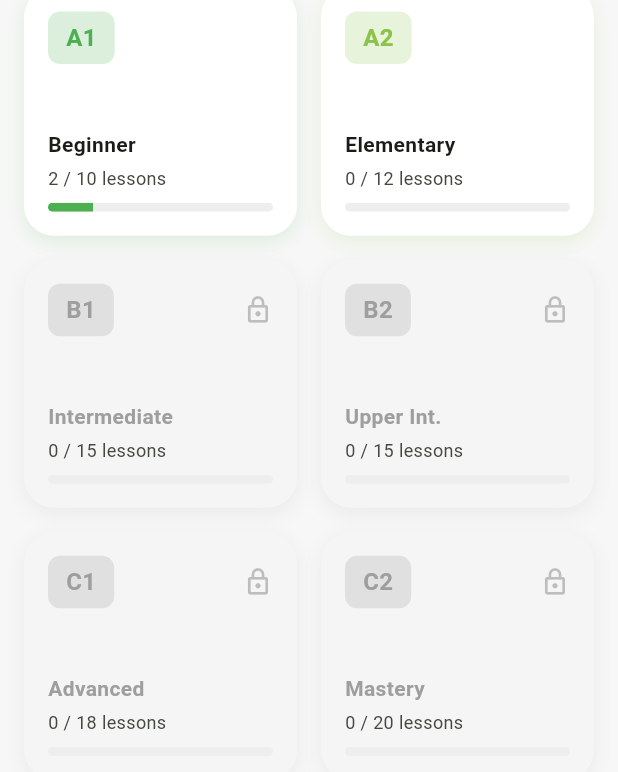
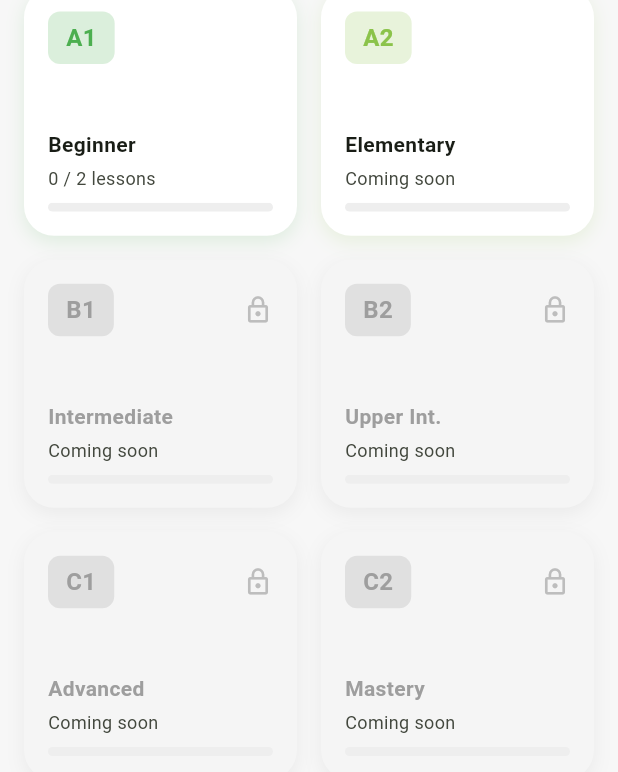
Before and after one commit to ericcurtin/GreengoLingo, a Flutter app: the HomeScreen screen opened directly, on a phone screen of 412 x 824 dp. Shown: the part 338-1110 px from the top of the screen. Run offline on Flutter 3.47's test engine with Material 3 defaults, Android fonts, the phone set to English and light mode, and no system bars; drawn by our look-alikes of flutter_animate; our stand-ins replace flutter_riverpod, hive_flutter, vibration; accounts and stored records are empty.

Commit message:
Add progress tracking to home screen
Show level progress with async data loading. Connect lesson navigation
to actual lesson content with completion tracking. Add XP rewards and
improve question type handling.

Signed-off-by: Eric Curtin <eric.curtin@docker.com>

```diff
--- a/lib/src/screens/home/home_screen.dart
+++ b/lib/src/screens/home/home_screen.dart
@@ -6,6 +6,7 @@ import '../../theme/app_theme.dart';
 import '../../theme/colors.dart';
 import '../../providers/settings_provider.dart';
 import '../../providers/gamification_provider.dart';
+import '../../providers/progress_provider.dart';
 import '../../widgets/gamification/xp_bar.dart';
 import '../../widgets/gamification/streak_badge.dart';
 import '../lesson/lesson_screen.dart';
@@ -19,6 +20,7 @@ class HomeScreen extends ConsumerWidget {
     final _ = ref.watch(settingsProvider); // Watch for rebuild on settings change
     final xpInfo = ref.watch(xpInfoProvider);
     final streakInfo = ref.watch(streakInfoProvider);
+    final progressAsync = ref.watch(progressProvider);
 
     return Scaffold(
       body: SafeArea(
@@ -101,7 +103,8 @@ class HomeScreen extends ConsumerWidget {
             ),
 
             // Level Cards
-            SliverPadding(
+            progressAsync.when(
+              data: (progress) => SliverPadding(
                 padding: const EdgeInsets.all(16),
                 sliver: SliverGrid(
                   gridDelegate: const SliverGridDelegateWithFixedCrossAxisCount(
@@ -114,56 +117,71 @@ class HomeScreen extends ConsumerWidget {
                     _LevelCard(
                       level: 'A1',
                       name: 'Beginner',
-                    lessonCount: 10,
-                    completedCount: 2,
+                      lessonCount: progress.getTotalCount('A1'),
+                      completedCount: progress.getCompletedCount('A1'),
                       color: AppColors.levelA1,
-                    onTap: () => _openLessons(context, 'A1'),
+                      onTap: () => _openLessons(context, ref, 'A1'),
                     ).animate().fadeIn(delay: 100.ms).scale(begin: const Offset(0.9, 0.9)),
                     _LevelCard(
                       level: 'A2',
                       name: 'Elementary',
-                    lessonCount: 12,
-                    completedCount: 0,
+                      lessonCount: progress.getTotalCount('A2'),
+                      completedCount: progress.getCompletedCount('A2'),
                       color: AppColors.levelA2,
-                    onTap: () => _openLessons(context, 'A2'),
+                      onTap: () => _openLessons(context, ref, 'A2'),
                     ).animate().fadeIn(delay: 150.ms).scale(begin: const Offset(0.9, 0.9)),
                     _LevelCard(
                       level: 'B1',
                       name: 'Intermediate',
-                    lessonCount: 15,
-                    completedCount: 0,
+                      lessonCount: progress.getTotalCount('B1'),
+                      completedCount: progress.getCompletedCount('B1'),
                       color: AppColors.levelB1,
-                    isLocked: true,
-                    onTap: null,
+                      isLocked: progress.getTotalCount('B1') == 0,
+                      onTap: progress.getTotalCount('B1') > 0
+                          ? () => _openLessons(context, ref, 'B1')
+                          : null,
                     ).animate().fadeIn(delay: 200.ms).scale(begin: const Offset(0.9, 0.9)),
                     _LevelCard(
                       level: 'B2',
                       name: 'Upper Int.',
-                    lessonCount: 15,
-                    completedCount: 0,
+                      lessonCount: progress.getTotalCount('B2'),
+                      completedCount: progress.getCompletedCount('B2'),
                       color: AppColors.levelB2,
-                    isLocked: true,
-                    onTap: null,
+                      isLocked: progress.getTotalCount('B2') == 0,
+                      onTap: progress.getTotalCount('B2') > 0
+                          ? () => _openLessons(context, ref, 'B2')
+                          : null,
                     ).animate().fadeIn(delay: 250.ms).scale(begin: const Offset(0.9, 0.9)),
                     _LevelCard(
                       level: 'C1',
                       name: 'Advanced',
-                    lessonCount: 18,
-                    completedCount: 0,
+                      lessonCount: progress.getTotalCount('C1'),
+                      completedCount: progress.getCompletedCount('C1'),
                       color: AppColors.levelC1,
-                    isLocked: true,
-                    onTap: null,
+                      isLocked: progress.getTotalCount('C1') == 0,
+                      onTap: progress.getTotalCount('C1') > 0
+                          ? () => _openLessons(context, ref, 'C1')
+                          : null,
                     ).animate().fadeIn(delay: 300.ms).scale(begin: const Offset(0.9, 0.9)),
                     _LevelCard(
                       level: 'C2',
                       name: 'Mastery',
-                    lessonCount: 20,
-                    completedCount: 0,
+                      lessonCount: progress.getTotalCount('C2'),
+                      completedCount: progress.getCompletedCount('C2'),
                       color: AppColors.levelC2,
-                    isLocked: true,
-                    onTap: null,
+                      isLocked: progress.getTotalCount('C2') == 0,
+                      onTap: progress.getTotalCount('C2') > 0
+                          ? () => _openLessons(context, ref, 'C2')
+                          : null,
                     ).animate().fadeIn(delay: 350.ms).scale(begin: const Offset(0.9, 0.9)),
                   ]),
+                ),
+              ),
+              loading: () => const SliverToBoxAdapter(
+                child: Center(child: CircularProgressIndicator()),
+              ),
+              error: (e, _) => SliverToBoxAdapter(
+                child: Center(child: Text('Error loading progress: $e')),
               ),
             ),
 
@@ -177,10 +195,39 @@ class HomeScreen extends ConsumerWidget {
     );
   }
 
-  void _openLessons(BuildContext context, String level) {
-    Navigator.of(context).push(
-      MaterialPageRoute(builder: (_) => const LessonScreen()),
+  Future<void> _openLessons(BuildContext context, WidgetRef ref, String level) async {
+    // Get the next lesson to complete
+    final lesson = await ref.read(progressProvider.notifier).getNextLesson(level);
+
+    if (lesson == null) {
+      // No lessons available for this level
+      if (context.mounted) {
+        ScaffoldMessenger.of(context).showSnackBar(
+          SnackBar(
+            content: Text('No lessons available for level $level yet.'),
+            behavior: SnackBarBehavior.floating,
+          ),
         );
+      }
+      return;
+    }
+
+    if (context.mounted) {
+      // Navigate to the lesson
+      final completed = await Navigator.of(context).push<bool>(
+        MaterialPageRoute(
+          builder: (_) => LessonScreen(
+            lesson: lesson,
+            level: level,
+          ),
+        ),
+      );
+
+      // Refresh progress after returning
+      if (completed == true) {
+        ref.invalidate(progressProvider);
+      }
+    }
   }
 }
 
@@ -260,6 +307,12 @@ class _LevelCard extends StatelessWidget {
                           color: Colors.grey.shade400,
                           size: 20,
                         ),
+                      if (!isLocked && completedCount == lessonCount && lessonCount > 0)
+                        const Icon(
+                          Icons.check_circle,
+                          color: AppColors.correct,
+                          size: 20,
+                        ),
                     ],
                   ),
                   const Spacer(),
@@ -273,7 +326,9 @@ class _LevelCard extends StatelessWidget {
                   ),
                   const SizedBox(height: 4),
                   Text(
-                    '$completedCount / $lessonCount lessons',
+                    lessonCount > 0
+                        ? '$completedCount / $lessonCount lessons'
+                        : 'Coming soon',
                     style: TextStyle(
                       fontSize: 12,
                       color: Theme.of(context).colorScheme.onSurfaceVariant,
```
Also changed, not shown: lib/src/providers/progress_provider.dart (added, +144 -0 lines), lib/src/screens/lesson/lesson_screen.dart (+79 -63 lines), lib/src/services/lesson_service.dart (added, +124 -0 lines). Lines whose indentation alone changed are shown as unchanged.
